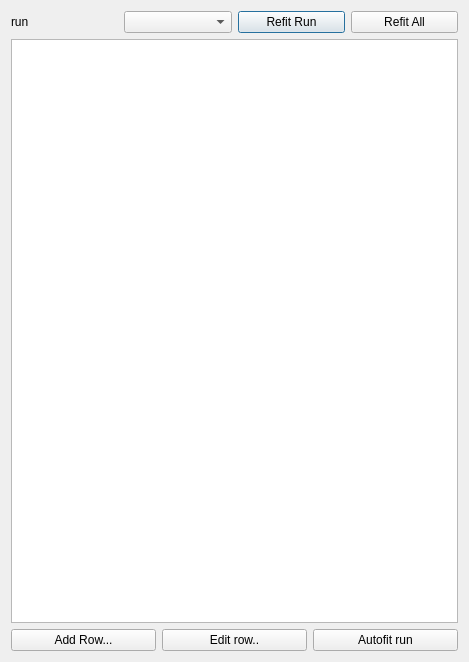
Old version of the form routes_widget/routes_widget.ui in the repository Drew973/grip_tester_qgis3.
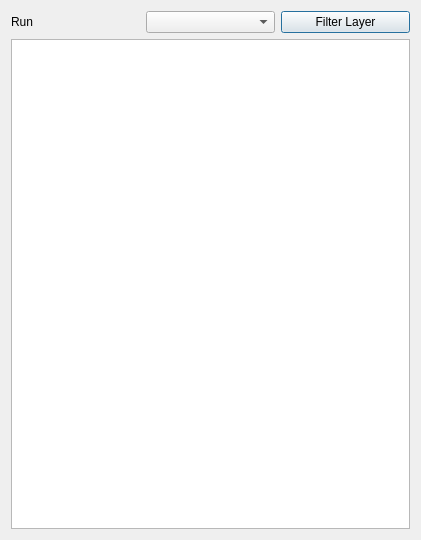
New version of the form.

What changed in the file:
```diff
--- a/routes_widget/routes_widget.ui
+++ b/routes_widget/routes_widget.ui
@@ -6,8 +6,8 @@
    <rect>
     <x>0</x>
     <y>0</y>
-    <width>469</width>
-    <height>662</height>
+    <width>421</width>
+    <height>540</height>
    </rect>
   </property>
   <property name="windowTitle">
@@ -19,7 +19,7 @@
      <item>
       <widget class="QLabel" name="label_3">
        <property name="text">
-        <string>run</string>
+        <string>Run</string>
        </property>
       </widget>
      </item>
@@ -31,19 +31,12 @@
       </widget>
      </item>
      <item>
-      <widget class="QPushButton" name="refit_run_button">
-       <property name="text">
-        <string>Refit Run</string>
-       </property>
-      </widget>
-     </item>
-     <item>
-      <widget class="QPushButton" name="refit_all_button">
+      <widget class="QPushButton" name="filter_layer_button">
        <property name="toolTip">
         <string>&lt;html&gt;&lt;head/&gt;&lt;body&gt;&lt;p&gt;Uses routes,s10 and zm3 to make table fitted. Uses network and fitted to make table fitted2 (10m pieces of network).&lt;/p&gt;&lt;/body&gt;&lt;/html&gt;</string>
        </property>
        <property name="text">
-        <string>Refit All</string>
+        <string>Filter Layer</string>
        </property>
       </widget>
      </item>
@@ -77,40 +70,6 @@
      </property>
     </widget>
    </item>
-   <item>
-    <layout class="QHBoxLayout" name="horizontalLayout">
-     <item>
-      <widget class="QPushButton" name="add_button">
-       <property name="toolTip">
-        <string>&lt;html&gt;&lt;head/&gt;&lt;body&gt;&lt;p&gt;Adds row with s_ch=e_ch of last selected row.&lt;/p&gt;&lt;/body&gt;&lt;/html&gt;</string>
-       </property>
-       <property name="text">
-        <string>Add Row...</string>
-       </property>
-      </widget>
-     </item>
-     <item>
-      <widget class="QPushButton" name="edit_button">
-       <property name="text">
-        <string>Edit row..</string>
-       </property>
-      </widget>
-     </item>
-     <item>
-      <widget class="QPushButton" name="autofit_run_button">
-       <property name="toolTip">
-        <string>&lt;html&gt;&lt;head/&gt;&lt;body&gt;&lt;p&gt;Keeps existing rows. Automatically adds rows to route for this run with note of 'Auto'. &lt;/p&gt;&lt;p&gt;&lt;span style=&quot; font-weight:600;&quot;&gt;Will probabaly contain some mistakes.&lt;/span&gt;&lt;/p&gt;&lt;p&gt;Likely to miss short (under ~30m) sections.&lt;/p&gt;&lt;/body&gt;&lt;/html&gt;</string>
-       </property>
-       <property name="whatsThis">
-        <string>&lt;html&gt;&lt;head/&gt;&lt;body&gt;&lt;p&gt;&lt;br/&gt;&lt;span style=&quot; font-weight:600;&quot;&gt;Automake:&lt;/span&gt; automaticaly makes route for run. Is likely to make mistakes where the gps is bad or when the nearest section to the reading is not the correct one.&lt;/p&gt;&lt;/body&gt;&lt;/html&gt;</string>
-       </property>
-       <property name="text">
-        <string>Autofit run</string>
-       </property>
-      </widget>
-     </item>
-    </layout>
-   </item>
   </layout>
  </widget>
  <resources/>
```
Left out of the diff: 4 changed lines with no effect on the pictures.
